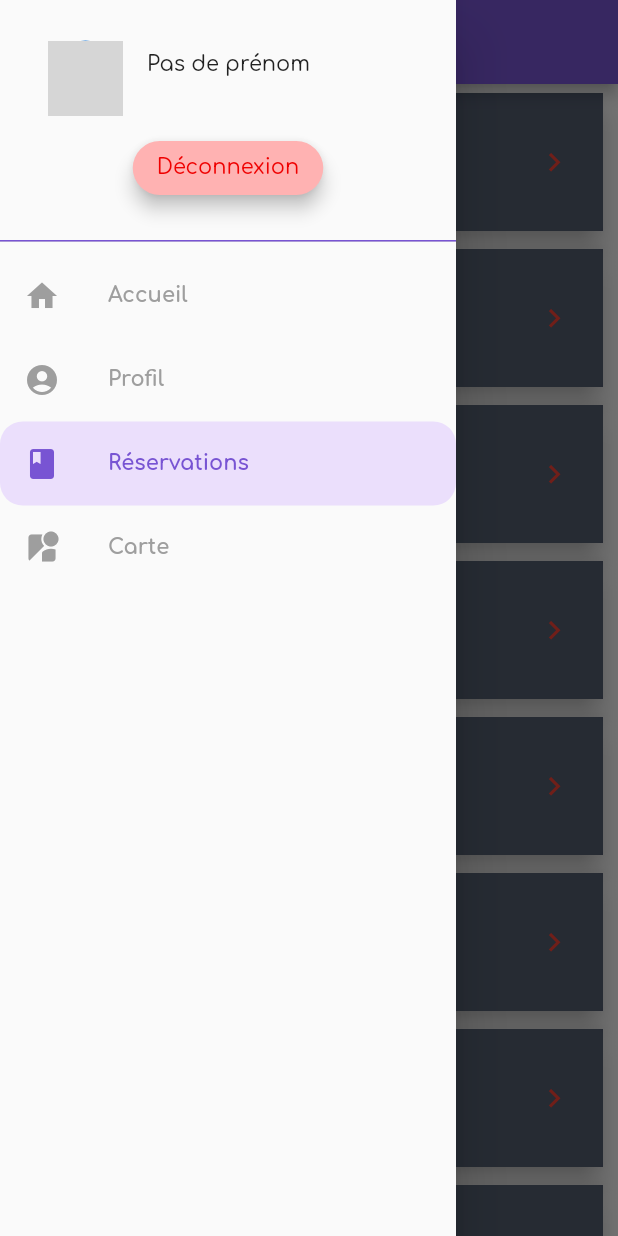
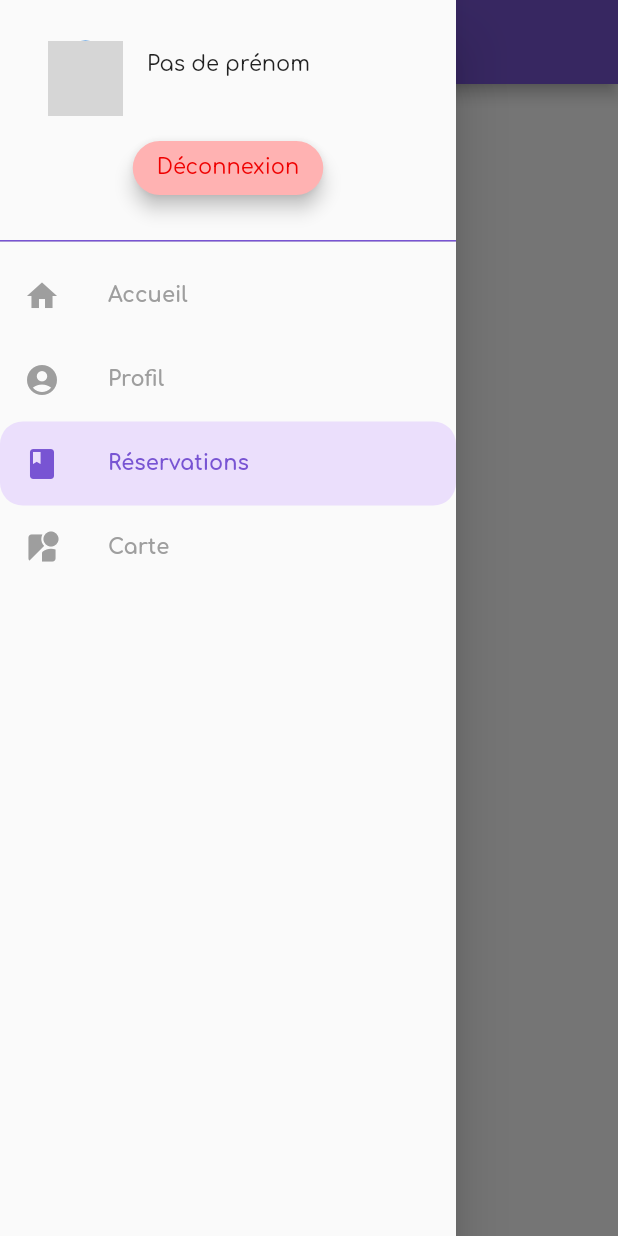
Before and after one commit to jeremySrgt/lynightProject, a Flutter app: the ListPage screen opened by its route, with the side drawer open, on a phone screen of 412 x 824 dp. Run offline on Flutter 3.47's test engine with Material 2 defaults, Android fonts, the light colour scheme and no system bars; our stand-ins replace cloud_firestore, firebase_auth, firebase_storage, flutter_datetime_picker, font_awesome_flutter, google_maps_flutter and 4 more; missing offline and left inert: simple_slider; accounts and stored records are empty; network calls fail; project files that could hold a hidden picture were left out; grey boxes are pictures that could not be loaded.

Commit message:
la liste des reservations est generé depuis Firestore

```diff
--- a/lib/myReservations/myReservation.dart
+++ b/lib/myReservations/myReservation.dart
@@ -5,13 +5,11 @@ import 'package:lynight/nightCubPage/nightClubProfile.dart';
 import 'package:lynight/myReservations/detailReservation.dart';
 import 'package:lynight/authentification/auth.dart';
 
-
 import 'package:firebase_auth/firebase_auth.dart';
 import 'package:lynight/services/crud.dart';
 import 'package:cloud_firestore/cloud_firestore.dart';
 import 'package:intl/intl.dart';
 import 'package:lynight/profilUtilisateur/selectProfilPicture.dart';
-
 
 class ListPage extends StatefulWidget {
   ListPage({this.onSignOut});
@@ -35,14 +33,12 @@ class ListPage extends StatefulWidget {
 }
 
 class _ListPageState extends State<ListPage> {
-  List reservations;
   String userId = 'userId';
+  String userMail = 'userMail';
   CrudMethods crudObj = new CrudMethods();
-  String userMail = 'userMail';
 
   @override
   void initState() {
-    reservations = getReservations();
     super.initState();
     widget.auth.currentUser().then((id) {
       setState(() {
@@ -56,33 +52,58 @@ class _ListPageState extends State<ListPage> {
     });
   }
 
+  Widget _makeCard(oneReservationMap) {
+    return Card(
+      color: Colors.transparent,
+      elevation: 15.0,
+      margin: EdgeInsets.symmetric(horizontal: 10.0, vertical: 6.0),
+      child: Container(
+        decoration: BoxDecoration(
+            gradient: LinearGradient(
+                begin: Alignment.bottomRight,
+                end: Alignment.topLeft,
+                colors: [Colors.blue, Colors.deepPurpleAccent, Colors.purple]),
+            //color: Theme.of(context).primaryColor,
+            borderRadius: BorderRadius.all(
+              Radius.circular(25),
+            ),
+        ),
+        child: _makeListTile(oneReservationMap),
+      ),
+    );
+  }
+
   @override
   Widget build(BuildContext context) {
-    final topAppBar = AppBar(
-      backgroundColor: Theme.of(context).primaryColor,
-      title: Text('Mes reservations'),
+    return StreamBuilder(
+      stream:
+          Firestore.instance.collection('user').document(userId).snapshots(),
+      builder: (context, snapshot) {
+        if (!snapshot.hasData) {
+          return CircularProgressIndicator();
+        }
+        var userData = snapshot.data;
+        List<dynamic> userReservationList = userData['reservation'];
+        return pageConstruct(userReservationList, context);
+      },
     );
+  }
 
-    ListTile makeListTitle(Reservation reservation) =>
-      ListTile(
-        contentPadding:
-        EdgeInsets.symmetric(horizontal: 20.0, vertical: 10.0),
+  Widget _makeListTile(oneReservationMap) {
+    print(oneReservationMap['date']);
+    Timestamp reservationDate = oneReservationMap['date'];
+    return ListTile(
+      contentPadding: EdgeInsets.symmetric(horizontal: 20.0, vertical: 10.0),
       leading: Container(
         padding: EdgeInsets.only(right: 12.0),
         decoration: BoxDecoration(
             border: Border(
-                right:
-                BorderSide(width: 1.0, color: Theme
-                    .of(context)
-                    .primaryColor),
+          right: BorderSide(width: 1.0, color: Colors.white),
         )),
-          child:
-          Icon(Icons.music_note, color: Theme
-              .of(context)
-              .primaryColor),
+        child: Icon(Icons.music_note, color: Colors.white),
       ),
       title: Text(
-          'Test Mes reservations',
+        oneReservationMap['boiteID'],
         style: TextStyle(color: Colors.white, fontWeight: FontWeight.bold),
       ),
       subtitle: Row(
@@ -91,11 +112,8 @@ class _ListPageState extends State<ListPage> {
             flex: 1,
             child: Container(
               padding: EdgeInsets.only(top: 5.0),
-                child: Icon(
-                  Icons.date_range,
-                  color: Theme.of(context).primaryColor,
-                  size: 20.0
-                ),
+              child: Icon(Icons.date_range,
+                  color: Colors.white, size: 20.0),
             ),
           ),
           Expanded(
@@ -103,53 +121,48 @@ class _ListPageState extends State<ListPage> {
             child: Padding(
               padding: EdgeInsets.only(top: 5.0),
               child: Text(
-                  '18/03',
-                  style: TextStyle(
-                      color: Colors.white, fontSize: 16.0
-                  ),
+                DateFormat('dd/MM/yyyy').format(reservationDate.toDate()),
+                style: TextStyle(color: Colors.white, fontSize: 16.0),
               ),
             ),
           )
         ],
       ),
-        trailing:
-        Icon(Icons.keyboard_arrow_right, color: Colors.red, size: 25.0),
+      trailing: Icon(Icons.keyboard_arrow_right, color: Colors.purple, size: 25.0),
       onTap: () {
-          Navigator.push(context,
-            MaterialPageRoute(
-                builder: (context) => DetailPage(reservation: reservation)),
-          );
+//            Navigator.push(
+//              context,
+//              MaterialPageRoute(
+//                  builder: (context) => DetailPage(reservation: reservation)),
+//            );
       },
     );
+  }
 
-
-    Card makeCard(Reservation reservation) =>
-        Card(
-          elevation: 8.0,
-          margin: EdgeInsets.symmetric(horizontal: 10.0, vertical: 6.0),
-          child: Container(
-            decoration: BoxDecoration(color: Color.fromRGBO(64, 75, 96, .9)),
-            child: makeListTitle(reservation),
-          ),
-        );
-
-    final makeBody = Container(
+  Widget _makeBody(userReservationList) {
+    return Container(
       child: ListView.builder(
         scrollDirection: Axis.vertical,
         shrinkWrap: true,
-        itemCount: reservations.length,
+        itemCount: userReservationList.length,
         itemBuilder: (BuildContext context, int index) {
-          return makeCard(reservations[index]);
+          return _makeCard(userReservationList[index]);
         },
       ),
     );
+  }
 
+  Widget pageConstruct(userReservationList, context) {
     return Scaffold(
       resizeToAvoidBottomPadding: false,
       //backgroundColor: Color.fromRGBO(58, 66, 86, 1.0),//gris
-      appBar: topAppBar,
+      backgroundColor: Colors.white,
+      appBar: AppBar(
+        backgroundColor: Theme.of(context).primaryColor,
+        title: Text('Mes reservations'),
+      ),
 
-      body: makeBody,
+      body: _makeBody(userReservationList),
       drawer: CustomSlider(
         userMail: userMail,
         signOut: widget._signOut,
@@ -157,45 +170,4 @@ class _ListPageState extends State<ListPage> {
       ),
     );
   }
-
-  List getReservations() {
-    return [
-      Reservation(
-          title: 'Kelly Kelly',
-          date: '18/02'
-      ),
-      Reservation(
-        title: 'Jeremy\'s night club',
-        date: '03/04',
-      ),
-      Reservation(
-        title: 'Sysy\' club',
-        date: '15/05',
-      ),
-      Reservation(
-          title: 'Kelly Kelly',
-          date: '18/02'
-      ),
-      Reservation(
-        title: 'Jeremy\'s night club',
-        date: '03/04',
-      ),
-      Reservation(
-        title: 'Sysy\' club',
-        date: '15/05',
-      ),
-      Reservation(
-          title: 'Kelly Kelly',
-          date: '18/02'
-      ),
-      Reservation(
-        title: 'Jeremy\'s night club',
-        date: '03/04',
-      ),
-      Reservation(
-        title: 'Sysy\' club',
-        date: '15/05',
-      ),
-    ];
 }
-}
```
Also changed, not shown: lib/nightCubPage/sumUpPage.dart (+0 -11 lines). Lines whose indentation alone changed are shown as unchanged.
